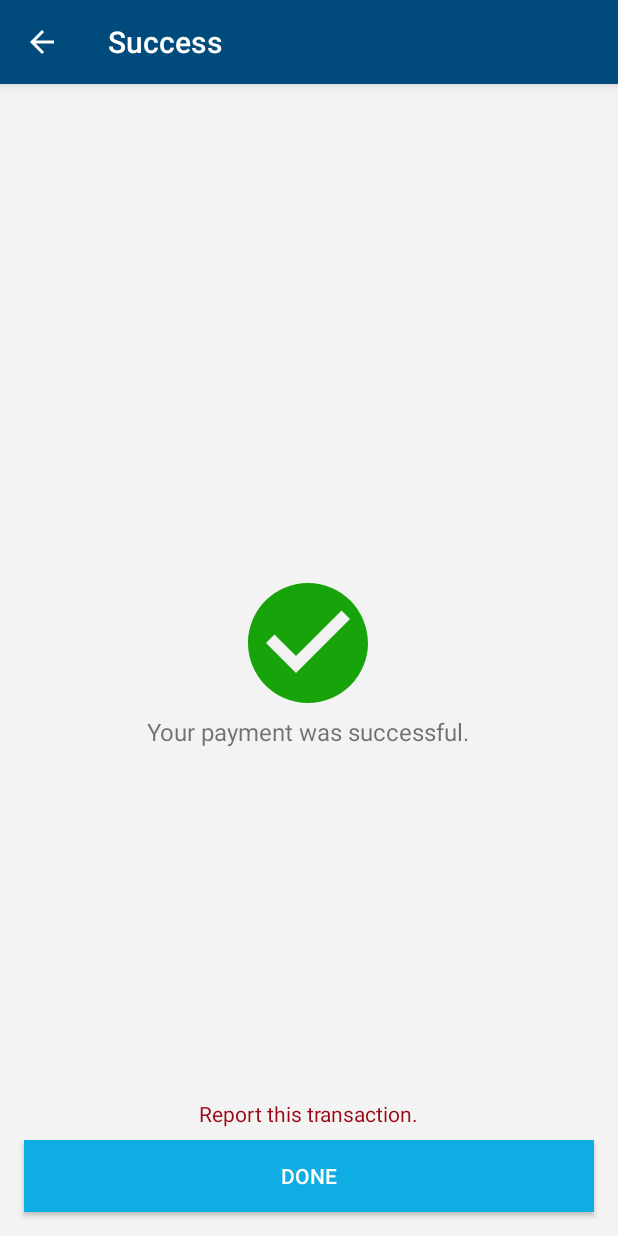
After one commit to VivaThapelo/PayWallet, an Android app: the SuccessActivity screen opened directly, with no data from a screen before it, on a phone screen of 412 x 824 dp. The commit adds this screen. Run offline under Robolectric (Android 15) with nearby library versions, the phone set to English and light mode, and no system bars.

```diff
--- a/app/build.gradle
+++ b/app/build.gradle
@@ -56,4 +56,5 @@ dependencies {
 
 
 
+
 apply plugin: 'com.google.gms.google-services'
--- a/app/src/main/AndroidManifest.xml
+++ b/app/src/main/AndroidManifest.xml
@@ -108,6 +108,12 @@
                 android:name="android.support.PARENT_ACTIVITY"
                 android:value="com.ktrlabs.thapelo.iwallet.MainActivity" />
         </activity>
+        <activity
+            android:name=".SuccessActivity"
+            android:label="@string/title_activity_success"
+            android:parentActivityName=".PaymentActivity"
+            android:theme="@style/AppTheme">
+        </activity>
     </application>
 
 </manifest>
--- a/app/src/main/java/com/ktrlabs/thapelo/iwallet/PaymentActivity.java
+++ b/app/src/main/java/com/ktrlabs/thapelo/iwallet/PaymentActivity.java
@@ -212,7 +212,7 @@ public class PaymentActivity extends AppCompatActivity {
                 tvi.setTextSize(40);
                 ((LinearLayout) findViewById(R.id.payment)).setVisibility(View.INVISIBLE);
                 Intent intent = new Intent();
-                intent.setClass(getApplicationContext(),MainActivity.class);
+                intent.setClass(getApplicationContext(),SuccessActivity.class);
                 startActivity(intent);
                 //new MainActivity.BankLoginAsync().execute("");
             } else {
--- /dev/null
+++ b/app/src/main/java/com/ktrlabs/thapelo/iwallet/SuccessActivity.java
@@ -0,0 +1,22 @@
+package com.ktrlabs.thapelo.iwallet;
+
+import android.os.Bundle;
+import android.support.design.widget.FloatingActionButton;
+import android.support.design.widget.Snackbar;
+import android.support.v7.app.AppCompatActivity;
+import android.support.v7.widget.Toolbar;
+import android.view.View;
+
+public class SuccessActivity extends AppCompatActivity {
+
+    @Override
+    protected void onCreate(Bundle savedInstanceState) {
+        super.onCreate(savedInstanceState);
+        setContentView(R.layout.activity_success);
+        Toolbar toolbar = (Toolbar) findViewById(R.id.toolbar);
+        setSupportActionBar(toolbar);
+
+        getSupportActionBar().setDisplayHomeAsUpEnabled(true);
+    }
+
+}
--- /dev/null
+++ b/app/src/main/res/drawable/ic_check_circle_black_24dp.xml
@@ -0,0 +1,4 @@
+<vector android:height="56dp" android:viewportHeight="24.0"
+    android:viewportWidth="24.0" android:width="56dp" xmlns:android="http://schemas.android.com/apk/res/android">
+    <path android:fillColor="#FF000000" android:pathData="M12,2C6.48,2 2,6.48 2,12s4.48,10 10,10 10,-4.48 10,-10S17.52,2 12,2zM10,17l-5,-5 1.41,-1.41L10,14.17l7.59,-7.59L19,8l-9,9z"/>
+</vector>
--- a/app/src/main/res/layout/activity_splash.xml
+++ b/app/src/main/res/layout/activity_splash.xml
@@ -1,6 +1,6 @@
 <?xml version="1.0" encoding="utf-8"?>
-<android.support.constraint.ConstraintLayout xmlns:android="http://schemas.android.com/apk/res/android"
-    xmlns:app="http://schemas.android.com/apk/res-auto"
+<android.support.constraint.ConstraintLayout
+    xmlns:android="http://schemas.android.com/apk/res/android"
     xmlns:tools="http://schemas.android.com/tools"
     android:layout_width="match_parent"
     android:layout_height="match_parent"
--- /dev/null
+++ b/app/src/main/res/layout/activity_success.xml
@@ -0,0 +1,34 @@
+<?xml version="1.0" encoding="utf-8"?>
+<android.support.design.widget.CoordinatorLayout xmlns:android="http://schemas.android.com/apk/res/android"
+    xmlns:app="http://schemas.android.com/apk/res-auto"
+    xmlns:tools="http://schemas.android.com/tools"
+    android:layout_width="match_parent"
+    android:layout_height="match_parent"
+    tools:context="com.ktrlabs.thapelo.iwallet.SuccessActivity">
+
+    <android.support.design.widget.AppBarLayout
+        android:layout_width="match_parent"
+        android:layout_height="wrap_content"
+        android:theme="@style/AppTheme.AppBarOverlay">
+
+        <android.support.v7.widget.Toolbar
+            android:id="@+id/toolbar"
+            android:layout_width="match_parent"
+            android:layout_height="?attr/actionBarSize"
+            android:background="?attr/colorPrimary"
+            app:popupTheme="@style/AppTheme.PopupOverlay" />
+
+    </android.support.design.widget.AppBarLayout>
+
+    <include layout="@layout/content_success" />
+
+<Button
+    android:layout_margin="16dp"
+    android:textColor="@color/white"
+    android:text="Done"
+    android:background="@color/colorAccent"
+    android:layout_gravity="bottom|end"
+    android:layout_width="match_parent"
+    android:layout_height="wrap_content" />
+
+</android.support.design.widget.CoordinatorLayout>
--- a/app/src/main/res/layout/app_bar_transactions.xml
+++ b/app/src/main/res/layout/app_bar_transactions.xml
@@ -25,11 +25,11 @@
     </android.support.design.widget.AppBarLayout>
 
 
-    <include android:id="@+id/bills_transactions" layout="@layout/bills_page"  />
+    <include android:id="@+id/bills_transactions" layout="@layout/home_page"  />
     <include android:id="@+id/send_transactions" layout="@layout/scanpay_page" android:visibility="gone" />
     <include android:id="@+id/home_transactions" layout="@layout/transaction_page" android:visibility="gone" />
     <include android:id="@+id/receive_transactions" layout="@layout/receive_page" android:visibility="gone" />
-    <include android:id="@+id/shopping_transactions" layout="@layout/shopping_page" android:visibility="gone" />
+    <include android:id="@+id/shopping_transactions" layout="@layout/requests_page" android:visibility="gone" />
 
     <FrameLayout
         android:translationZ="10dp"
--- /dev/null
+++ b/app/src/main/res/layout/content_success.xml
@@ -0,0 +1,43 @@
+<?xml version="1.0" encoding="utf-8"?>
+<android.support.design.widget.CoordinatorLayout xmlns:android="http://schemas.android.com/apk/res/android"
+    xmlns:app="http://schemas.android.com/apk/res-auto"
+    xmlns:tools="http://schemas.android.com/tools"
+    android:layout_width="match_parent"
+    android:layout_height="match_parent"
+    app:layout_behavior="@string/appbar_scrolling_view_behavior"
+    tools:context="com.ktrlabs.thapelo.iwallet.SuccessActivity"
+    tools:showIn="@layout/activity_success">
+
+    <LinearLayout
+        android:orientation="vertical"
+        android:layout_gravity="center"
+        android:gravity="center"
+        android:layout_width="wrap_content"
+        android:layout_height="wrap_content">
+
+    <ImageView
+        android:src="@drawable/ic_check_circle_black_24dp"
+        android:tint="#17a40a"
+        android:layout_width="96dp"
+        android:layout_height="96dp" />
+
+    <TextView
+        android:layout_gravity="center"
+        android:text="Your payment was successful."
+        android:textSize="16dp"
+        android:layout_width="wrap_content"
+        android:layout_height="wrap_content" />
+
+    </LinearLayout>
+
+
+    <TextView
+        android:layout_marginBottom="72dp"
+        android:textColor="#9c0717"
+        android:layout_gravity="bottom|center"
+        android:text="Report this transaction."
+        android:onClick=""
+        android:layout_width="wrap_content"
+        android:layout_height="wrap_content" />
+
+</android.support.design.widget.CoordinatorLayout>
--- a/app/src/main/res/values/strings.xml
+++ b/app/src/main/res/values/strings.xml
@@ -24,4 +24,5 @@
     <string name="title_activity_basket">Basket</string>
     <string name="title_activity_deposit">Deposit</string>
     <string name="title_activity_account">Account</string>
+    <string name="title_activity_success">Success</string>
 </resources>
```
Also changed, not shown: app/src/main/java/com/ktrlabs/thapelo/iwallet/MainActivity.java (+11 -2 lines), app/src/main/res/layout/activity_pin.xml (+5 -2 lines), app/src/main/res/layout/home_page.xml (renamed from app/src/main/res/layout/bills_page.xml, +4 -3 lines), app/src/main/res/layout/receive_page.xml (+16 -30 lines), app/src/main/res/layout/requests_page.xml (+134 -46 lines), app/src/main/res/layout/transactions_listview_item.xml (+4 -4 lines).
